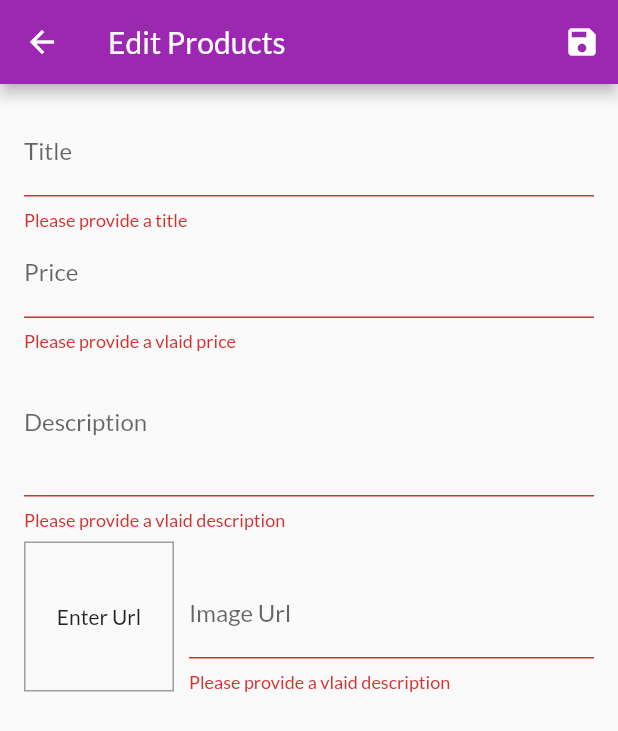
After one commit to gauravsbagul/flutter-shopping-app, a Flutter app: the EditProductScreen screen opened by its route, after a tap on the "save" icon, on a phone screen of 412 x 824 dp. The commit adds this screen. Shown: the top 731 px of the screen. Run offline on Flutter 3.47's test engine with Material 2 defaults, Android fonts, the phone set to English and light mode, and no system bars; our stand-ins replace validators; network calls fail.

Commit message:
Finished with Products screen Edit, delete products, SnakBars etc

```diff
--- a/lib/main.dart
+++ b/lib/main.dart
@@ -4,10 +4,12 @@ import 'package:state_management_shop_app/screens/cartScreen.dart';
 
 import 'providers/cart.dart';
 import 'providers/orders.dart';
+import 'screens/editProductScreen.dart';
 import 'screens/ordersScreen.dart';
 import 'screens/productDetailsScreen.dart';
 import 'screens/productsOverviewScreen.dart';
 import 'providers/products.dart';
+import 'screens/userProductsScreen.dart';
 
 void main() {
   runApp(MyApp());
@@ -42,7 +44,9 @@ class MyApp extends StatelessWidget {
         routes: {
           ProductDetailsScreen.routeName: (ctx) => ProductDetailsScreen(),
           CartScreen.routeName: (ctx) => CartScreen(),
-          OrdersSceen.routeName: (ctx) => OrdersSceen()
+          OrdersSceen.routeName: (ctx) => OrdersSceen(),
+          UserProductsScreen.routeName: (ctx) => UserProductsScreen(),
+          EditProductScreen.routeName: (ctx) => EditProductScreen()
         },
       ),
     );
--- /dev/null
+++ b/lib/screens/editProductScreen.dart
@@ -0,0 +1,245 @@
+import 'package:flutter/material.dart';
+import 'package:provider/provider.dart';
+import 'package:state_management_shop_app/providers/products.dart';
+
+import 'package:validators/validators.dart';
+
+import '../providers/product.dart';
+
+class EditProductScreen extends StatefulWidget {
+  static const routeName = '/edit-product';
+
+  @override
+  _EditProductScreenState createState() => _EditProductScreenState();
+}
+
+class _EditProductScreenState extends State<EditProductScreen> {
+  final _priceFocusNode = FocusNode();
+  final _descriptionFocusNode = FocusNode();
+  final _imageUrlFocusNode = FocusNode();
+  final _imageUrlController = TextEditingController();
+  final _form = GlobalKey<FormState>();
+
+  var _editedProduct = Product(
+    id: null,
+    title: '',
+    price: 0,
+    description: '',
+    imageUrl: '',
+  );
+  var _initValues = {
+    'title': '',
+    'description': '',
+    'price': '',
+    'imageUrl': '',
+  };
+  var _isInit = true;
+  @override
+  void initState() {
+    _imageUrlController.addListener(_updateImageUrl);
+    super.initState();
+  }
+
+  void _updateImageUrl() {
+    if (!_imageUrlFocusNode.hasFocus) {
+      setState(() {});
+    }
+  }
+
+  @override
+  void didChangeDependencies() {
+    if (_isInit) {
+      final productId = ModalRoute.of(context).settings.arguments as String;
+      if (productId != null) {
+        _editedProduct =
+            Provider.of<Products>(context, listen: false).findById(productId);
+        _initValues = {
+          'title': _editedProduct.title,
+          'description': _editedProduct.description,
+          'price': _editedProduct.price.toString(),
+          // 'imageUrl': _editedProduct.imageUrl,
+          'imageUrl': ''
+        };
+        _imageUrlController.text = _editedProduct.imageUrl;
+      }
+    }
+    _isInit = false;
+    super.didChangeDependencies();
+  }
+
+  void _saveForm() {
+    final isValid = _form.currentState.validate();
+
+    if (!isValid) {
+      return;
+    }
+
+    _form.currentState.save();
+    if (_editedProduct.id != null) {
+      Provider.of<Products>(context, listen: false)
+          .updateProdut(_editedProduct.id, _editedProduct);
+    } else {
+      Provider.of<Products>(context, listen: false).addProdut(_editedProduct);
+    }
+    Navigator.of(context).pop();
+  }
+
+  @override
+  void dispose() {
+    _imageUrlFocusNode.removeListener(_updateImageUrl);
+    _priceFocusNode.dispose();
+    _descriptionFocusNode.dispose();
+    _imageUrlController.dispose();
+    _imageUrlFocusNode.dispose();
+    super.dispose();
+  }
+
+  @override
+  Widget build(BuildContext context) {
+    return Scaffold(
+      appBar: AppBar(
+        title: Text('Edit Products'),
+        actions: <Widget>[
+          IconButton(
+            icon: Icon(Icons.save),
+            onPressed: _saveForm,
+          )
+        ],
+      ),
+      body: Padding(
+        padding: const EdgeInsets.all(16.0),
+        child: Form(
+          key: _form,
+          child: ListView(
+            children: <Widget>[
+              TextFormField(
+                initialValue: _initValues['title'],
+                decoration: InputDecoration(labelText: 'Title'),
+                textInputAction: TextInputAction.next,
+                onFieldSubmitted: (_) =>
+                    FocusScope.of(context).requestFocus(_priceFocusNode),
+                onSaved: (value) {
+                  _editedProduct = Product(
+                    id: _editedProduct.id,
+                    isFavorite: _editedProduct.isFavorite,
+                    title: value,
+                    price: _editedProduct.price,
+                    description: _editedProduct.description,
+                    imageUrl: _editedProduct.imageUrl,
+                  );
+                },
+                validator: (value) {
+                  if (value.isEmpty) {
+                    return 'Please provide a title';
+                  }
+                  return null;
+                },
+              ),
+              TextFormField(
+                initialValue: _initValues['price'],
+                decoration: InputDecoration(labelText: 'Price'),
+                textInputAction: TextInputAction.next,
+                keyboardType: TextInputType.numberWithOptions(decimal: true),
+                focusNode: _priceFocusNode,
+                onFieldSubmitted: (_) =>
+                    FocusScope.of(context).requestFocus(_descriptionFocusNode),
+                onSaved: (value) {
+                  _editedProduct = Product(
+                    id: _editedProduct.id,
+                    isFavorite: _editedProduct.isFavorite,
+                    title: _editedProduct.title,
+                    price: double.tryParse(value),
+                    description: _editedProduct.description,
+                    imageUrl: _editedProduct.imageUrl,
+                  );
+                },
+                validator: (value) {
+                  if (value.isEmpty) {
+                    return 'Please provide a vlaid price';
+                  }
+                  if (double.tryParse(value) <= 0.99) {
+                    return 'Price must be greater that \$0.99';
+                  }
+                  return null;
+                },
+              ),
+              TextFormField(
+                initialValue: _initValues['description'],
+                decoration: InputDecoration(labelText: 'Description'),
+                maxLines: 3,
+                keyboardType: TextInputType.multiline,
+                focusNode: _descriptionFocusNode,
+                onSaved: (value) {
+                  _editedProduct = Product(
+                    id: _editedProduct.id,
+                    isFavorite: _editedProduct.isFavorite,
+                    title: _editedProduct.title,
+                    price: _editedProduct.price,
+                    description: value,
+                    imageUrl: _editedProduct.imageUrl,
+                  );
+                },
+                validator: (value) {
+                  if (value.isEmpty || value.length <= 5) {
+                    return 'Please provide a vlaid description';
+                  }
+                  return null;
+                },
+              ),
+              Row(
+                crossAxisAlignment: CrossAxisAlignment.end,
+                children: <Widget>[
+                  Container(
+                    height: 100,
+                    width: 100,
+                    margin: EdgeInsets.only(top: 8, right: 10),
+                    decoration: BoxDecoration(
+                      border: Border.all(width: 1, color: Colors.grey),
+                    ),
+                    child: _imageUrlController.text.isEmpty
+                        ? Center(child: Text('Enter Url'))
+                        : FittedBox(
+                            child: Image.network(
+                              _imageUrlController.text,
+                              fit: BoxFit.fill,
+                            ),
+                          ),
+                  ),
+                  Expanded(
+                    child: TextFormField(
+                      decoration: InputDecoration(labelText: 'Image Url'),
+                      keyboardType: TextInputType.url,
+                      textInputAction: TextInputAction.done,
+                      controller: _imageUrlController,
+                      focusNode: _imageUrlFocusNode,
+                      onFieldSubmitted: (_) => _saveForm(),
+                      onSaved: (value) {
+                        _editedProduct = Product(
+                          id: _editedProduct.id,
+                          isFavorite: _editedProduct.isFavorite,
+                          title: _editedProduct.title,
+                          price: _editedProduct.price,
+                          description: _editedProduct.description,
+                          imageUrl: value,
+                        );
+                      },
+                      validator: (value) {
+                        if (value.trim().length < 1) {
+                          return 'Please provide a vlaid description';
+                        }
+                        if (!isURL(value)) {
+                          return 'Please provide a vlaid description';
+                        }
+                        return null;
+                      },
+                    ),
+                  )
+                ],
+              )
+            ],
+          ),
+        ),
+      ),
+    );
+  }
+}
--- a/lib/widgets/appDrawer.dart
+++ b/lib/widgets/appDrawer.dart
@@ -1,6 +1,7 @@
 import 'package:flutter/material.dart';
 
-import 'package:state_management_shop_app/screens/ordersScreen.dart';
+import '../screens/ordersScreen.dart';
+import '../screens/userProductsScreen.dart';
 
 class AppDrawer extends StatelessWidget {
   @override
@@ -27,6 +28,15 @@ class AppDrawer extends StatelessWidget {
             onTap: () {
               Navigator.of(context).pushReplacementNamed(OrdersSceen.routeName);
             },
+          ),
+          Divider(),
+          ListTile(
+            leading: Icon(Icons.edit),
+            title: Text('Manage Products'),
+            onTap: () {
+              Navigator.of(context)
+                  .pushReplacementNamed(UserProductsScreen.routeName);
+            },
           )
         ],
       ),
--- a/pubspec.yaml
+++ b/pubspec.yaml
@@ -25,6 +25,7 @@ dependencies:
     sdk: flutter
   provider: ^4.3.1
   intl: ^0.16.1
+  validators: ^2.0.0
 
   # The following adds the Cupertino Icons font to your application.
   # Use with the CupertinoIcons class for iOS style icons.
```
Also changed, not shown: lib/providers/cart.dart (+19 -0 lines), lib/providers/products.dart (+31 -1 lines), lib/screens/userProductsScreen.dart (added, +45 -0 lines), lib/widgets/cartItem.dart (+23 -0 lines), lib/widgets/productItem.dart (+15 -2 lines), lib/widgets/userProductItem.dart (added, +43 -0 lines), pubspec.lock.
